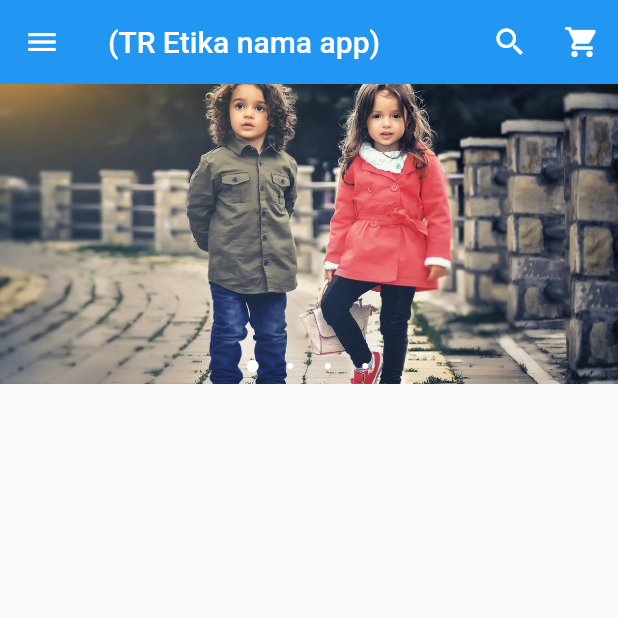
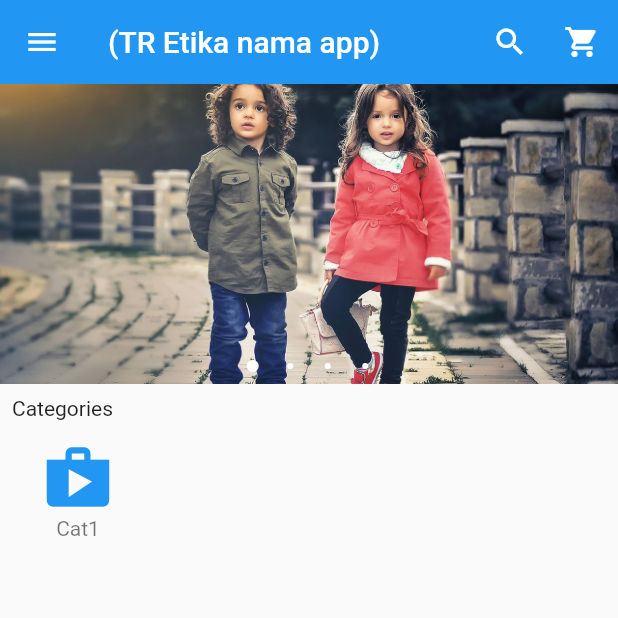
Before and after one commit to cnugroho11/flutter_appdev, a Flutter app: the screen it shows after launch, on a phone screen of 412 x 824 dp, the top half of it. Run offline on Flutter 3.47's test engine with Material 2 defaults, Android fonts, the phone set to English and light mode, and no system bars; drawn by our look-alikes of carousel_pro.

Commit message:
ubah struktur code

```diff
--- /dev/null
+++ b/lib/horizontal_listview.dart
@@ -0,0 +1,45 @@
+import 'package:flutter/material.dart';
+
+class HorizontalList extends StatelessWidget {
+  @override
+  Widget build(BuildContext context) {
+    return Container(
+      height: 80.0,
+      child: ListView(
+        scrollDirection: Axis.horizontal,
+        children: <Widget>[
+          Category(
+            image_caption: 'Cat1',
+          )
+        ],
+      ),
+    );
+  }
+}
+
+class Category extends StatelessWidget {
+  final String image_caption;
+  final String image_name;
+
+  Category({this.image_caption, this.image_name});
+
+  @override
+  Widget build(BuildContext context) {
+    return Padding(padding: const EdgeInsets.all(2),
+      child: InkWell(onTap: (){},
+        child: Container(
+          width: 100.0,
+          child: ListTile(
+            title: Container(
+              child: Icon(Icons.shop, size: 50, color: Colors.blue,),
+            ),
+            subtitle: Container(
+              alignment: Alignment.topCenter,
+              child: Text(image_caption),
+            )
+          ),
+        ),
+      ),
+    );
+  }
+}
--- a/lib/main.dart
+++ b/lib/main.dart
@@ -1,5 +1,9 @@
+import 'package:flutter/cupertino.dart';
 import 'package:flutter/material.dart';
 import 'package:carousel_pro/carousel_pro.dart';
+
+import 'package:tretika/drawer.dart';
+import 'package:tretika/horizontal_listview.dart';
 
 void main(){
   runApp(
@@ -46,75 +50,16 @@ class _HomePageState extends State<HomePage> {
           new IconButton(icon: Icon(Icons.shopping_cart, color: Colors.white,), onPressed: (){})
         ],
       ),
-      drawer: new Drawer(
-        child: new ListView(
-          children: <Widget>[
-            //head
-            new UserAccountsDrawerHeader(
-                accountName: Text('admin'),
-                accountEmail: Text('cahyo@developer.dev'),
-                currentAccountPicture: GestureDetector(
-                  child: new CircleAvatar(
-                    backgroundColor: Colors.blueGrey,
-                    child: Icon(Icons.person, color: Colors.white,),
-                ),
-              ),
-              decoration: new BoxDecoration(
-                color: Colors.blue,
-              ),
-            ),
-            //body
-            InkWell(
-              onTap: (){},
-              child: ListTile(
-                title: Text('Halaman Awal'),
-                leading: Icon(Icons.home, color: Colors.blueAccent,),
-              ),
-            ),
-            InkWell(
-              onTap: (){},
-              child: ListTile(
-                title: Text('Akun'),
-                leading: Icon(Icons.person, color:Colors.blueAccent,),
-              ),
-            ),
-            InkWell(
-              onTap: (){},
-              child: ListTile(
-                title: Text('Pesanan'),
-                leading: Icon(Icons.shopping_basket, color: Colors.blueAccent,),
-              ),
-            ),
-            InkWell(
-              onTap: (){},
-              child: ListTile(
-                title: Text('Kategori'),
-                leading: Icon(Icons.category, color: Colors.blueAccent,),
-              ),
-            ),
-            Divider(
-              color: Colors.grey,
-            ),
-            InkWell(
-              onTap: (){},
-              child: ListTile(
-                title: Text('Pengaturan'),
-                leading: Icon(Icons.settings, color: Colors.blueAccent,),
-              ),
-            ),
-            InkWell(
-              onTap: (){},
-              child: ListTile(
-                title: Text('Info'),
-                leading: Icon(Icons.info, color: Colors.blueAccent,),
-              ),
-            ),
-          ],
-        ),
-      ),
+      drawer: SideMenu(),
       body: new ListView(
         children: <Widget>[
-          image_carousel
+          //gambar geser
+          image_carousel,
+          //padding
+          new Padding(padding: const EdgeInsets.all(8.0),
+            child: new Text('Categories'),),
+          //horizontal categories
+          HorizontalList(),
         ],
       ),
     );
--- a/pubspec.yaml
+++ b/pubspec.yaml
@@ -42,6 +42,7 @@ flutter:
   uses-material-design: true
   assets:
     - assets/images/
+    - assets/images/cats/
 
   # To add assets to your application, add an assets section, like this:
   # assets:
```
Also changed, not shown: lib/drawer.dart (added, +78 -0 lines).
